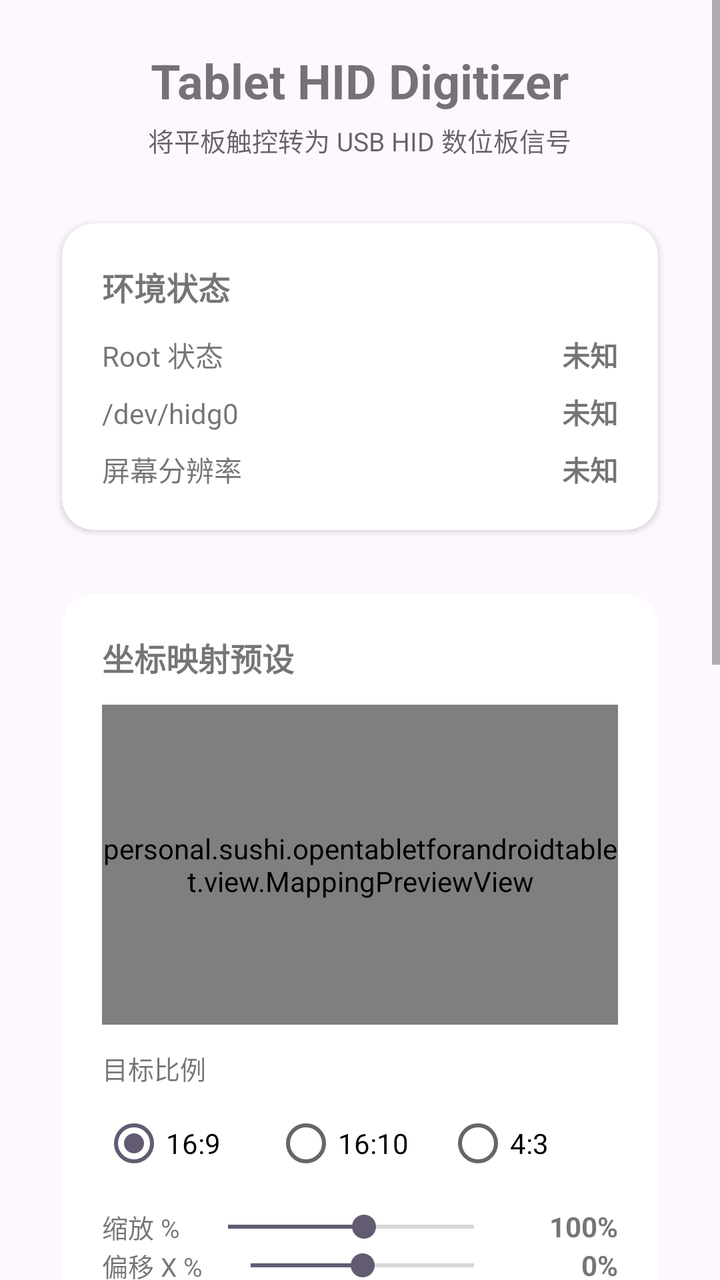
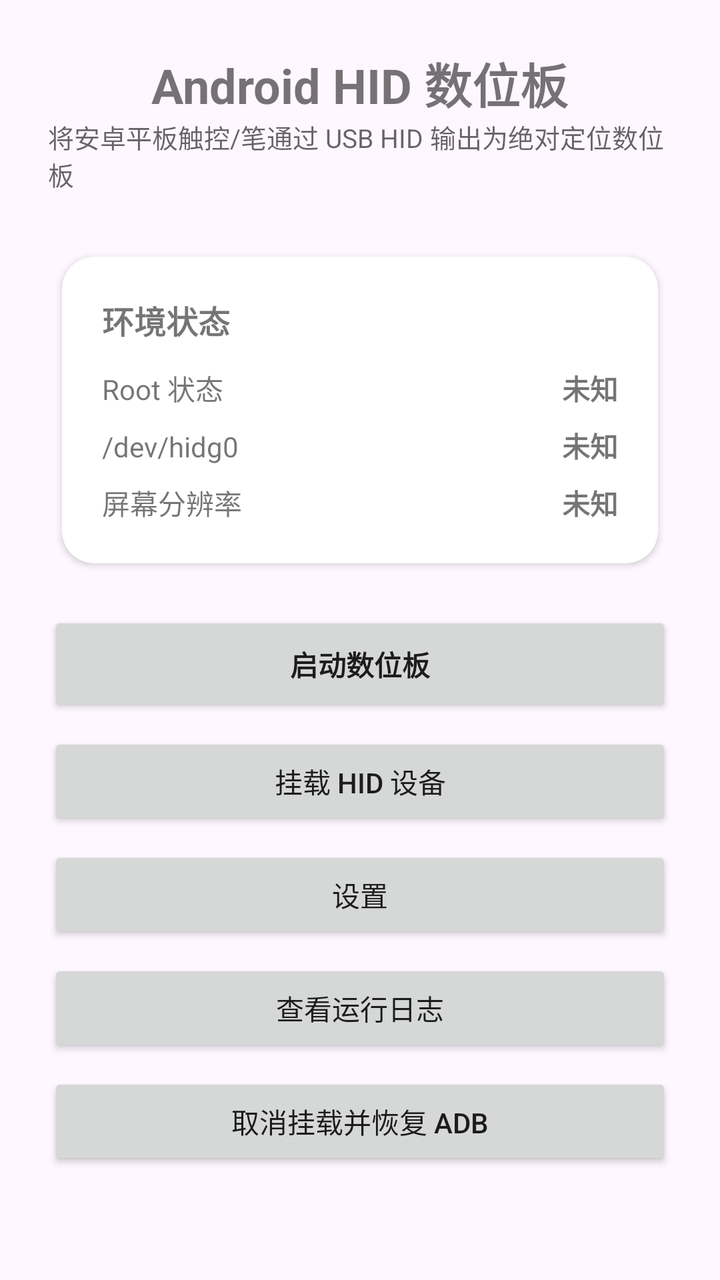

Two renders of the same Android screen: before a commit and after it. Below are the layout's source before the change and the commit's diff.
<!-- AndroidManifest.xml: application theme Theme.OpenTabletForAndroidTablet -->
<!-- res/layout/activity_main.xml -->
<?xml version="1.0" encoding="utf-8"?>
<ScrollView xmlns:android="http://schemas.android.com/apk/res/android"
    xmlns:app="http://schemas.android.com/apk/res-auto"
    xmlns:tools="http://schemas.android.com/tools"
    android:layout_width="match_parent"
    android:layout_height="match_parent"
    android:fillViewport="true"
    tools:context=".MainActivity">

    <LinearLayout
        android:layout_width="match_parent"
        android:layout_height="wrap_content"
        android:orientation="vertical"
        android:padding="24dp">

        
        <TextView
            android:layout_width="wrap_content"
            android:layout_height="wrap_content"
            android:layout_gravity="center_horizontal"
            android:layout_marginBottom="4dp"
            android:text="@string/title_main"
            android:textSize="24sp"
            android:textStyle="bold" />

        <TextView
            android:layout_width="wrap_content"
            android:layout_height="wrap_content"
            android:layout_gravity="center_horizontal"
            android:layout_marginBottom="24dp"
            android:text="@string/subtitle_main"
            android:textSize="13sp"
            android:textColor="?android:attr/textColorSecondary" />

        
        <androidx.cardview.widget.CardView
            android:layout_width="match_parent"
            android:layout_height="wrap_content"
            android:layout_marginBottom="16dp"
            app:cardCornerRadius="16dp"
            app:cardElevation="2dp"
            app:cardUseCompatPadding="true">

            <LinearLayout
                android:layout_width="match_parent"
                android:layout_height="wrap_content"
                android:orientation="vertical"
                android:padding="20dp">

                <TextView
                    android:layout_width="wrap_content"
                    android:layout_height="wrap_content"
                    android:text="@string/section_status"
                    android:textStyle="bold"
                    android:textSize="16sp"
                    android:layout_marginBottom="12dp" />

                <LinearLayout
                    android:layout_width="match_parent"
                    android:layout_height="wrap_content"
                    android:orientation="horizontal"
                    android:layout_marginBottom="8dp">
                    <TextView
                        android:layout_width="0dp"
                        android:layout_height="wrap_content"
                        android:layout_weight="1"
                        android:text="@string/label_root" />
                    <TextView
                        android:id="@+id/textRootStatus"
                        android:layout_width="wrap_content"
                        android:layout_height="wrap_content"
                        android:text="@string/status_unknown"
                        android:textStyle="bold" />
                </LinearLayout>

                <LinearLayout
                    android:layout_width="match_parent"
                    android:layout_height="wrap_content"
                    android:orientation="horizontal"
                    android:layout_marginBottom="8dp">
                    <TextView
                        android:layout_width="0dp"
                        android:layout_height="wrap_content"
                        android:layout_weight="1"
                        android:text="@string/label_hidg" />
                    <TextView
                        android:id="@+id/textHidgStatus"
                        android:layout_width="wrap_content"
                        android:layout_height="wrap_content"
                        android:text="@string/status_unknown"
                        android:textStyle="bold" />
                </LinearLayout>

                <LinearLayout
                    android:layout_width="match_parent"
                    android:layout_height="wrap_content"
                    android:orientation="horizontal">
                    <TextView
                        android:layout_width="0dp"
                        android:layout_height="wrap_content"
                        android:layout_weight="1"
                        android:text="@string/label_screen" />
                    <TextView
                        android:id="@+id/textScreenSize"
                        android:layout_width="wrap_content"
                        android:layout_height="wrap_content"
                        android:text="@string/status_unknown"
                        android:textStyle="bold" />
                </LinearLayout>
            </LinearLayout>
        </androidx.cardview.widget.CardView>

        
        <androidx.cardview.widget.CardView
            android:layout_width="match_parent"
            android:layout_height="wrap_content"
            android:layout_marginBottom="16dp"
            app:cardCornerRadius="16dp"
            app:cardElevation="2dp"
            app:cardUseCompatPadding="true">

            <LinearLayout
                android:layout_width="match_parent"
                android:layout_height="wrap_content"
                android:orientation="vertical"
                android:padding="20dp">

                <TextView
                    android:layout_width="wrap_content"
                    android:layout_height="wrap_content"
                    android:text="@string/section_mapping"
                    android:textStyle="bold"
                    android:textSize="16sp"
                    android:layout_marginBottom="12dp" />

                
                <personal.sushi.opentabletforandroidtablet.view.MappingPreviewView
                    android:id="@+id/mappingPreview"
                    android:layout_width="match_parent"
                    android:layout_height="160dp"
                    android:layout_marginBottom="12dp" />

                
                <TextView
                    android:layout_width="wrap_content"
                    android:layout_height="wrap_content"
                    android:text="@string/label_aspect"
                    android:textSize="13sp"
                    android:layout_marginBottom="4dp" />

                <RadioGroup
                    android:id="@+id/groupAspect"
                    android:layout_width="match_parent"
                    android:layout_height="wrap_content"
                    android:orientation="horizontal"
                    android:layout_marginBottom="8dp">

                    <RadioButton
                        android:id="@+id/radioAspect169"
                        android:layout_width="0dp"
                        android:layout_height="wrap_content"
                        android:layout_weight="1"
                        android:text="16:9"
                        android:checked="true" />

                    <RadioButton
                        android:id="@+id/radioAspect1610"
                        android:layout_width="0dp"
                        android:layout_height="wrap_content"
                        android:layout_weight="1"
                        android:text="16:10" />

                    <RadioButton
                        android:id="@+id/radioAspect43"
                        android:layout_width="0dp"
                        android:layout_height="wrap_content"
                        android:layout_weight="1"
                        android:text="4:3" />
                </RadioGroup>

                
                <LinearLayout
                    android:layout_width="match_parent"
                    android:layout_height="wrap_content"
                    android:orientation="horizontal"
                    android:gravity="center_vertical">
                    <TextView
                        android:layout_width="wrap_content"
                        android:layout_height="wrap_content"
                        android:text="@string/label_scale"
                        android:textSize="13sp" />
                    <SeekBar
                        android:id="@+id/seekScale"
                        android:layout_width="0dp"
                        android:layout_height="wrap_content"
                        android:layout_weight="1"
                        android:layout_marginStart="8dp"
                        android:layout_marginEnd="8dp"
                        android:max="145"
                        android:progress="80" />
                    <TextView
                        android:id="@+id/textScaleValue"
                        android:layout_width="48dp"
                        android:layout_height="wrap_content"
                        android:gravity="end"
                        android:text="100%"
                        android:textStyle="bold" />
                </LinearLayout>

                
                <LinearLayout
                    android:layout_width="match_parent"
                    android:layout_height="wrap_content"
                    android:orientation="horizontal"
                    android:gravity="center_vertical">
                    <TextView
                        android:layout_width="wrap_content"
                        android:layout_height="wrap_content"
                        android:text="@string/label_offset_x"
                        android:textSize="13sp" />
                    <SeekBar
                        android:id="@+id/seekOffsetX"
                        android:layout_width="0dp"
                        android:layout_height="wrap_content"
                        android:layout_weight="1"
                        android:layout_marginStart="8dp"
                        android:layout_marginEnd="8dp"
                        android:max="100"
                        android:progress="50" />
                    <TextView
                        android:id="@+id/textOffsetXValue"
                        android:layout_width="48dp"
                        android:layout_height="wrap_content"
                        android:gravity="end"
                        android:text="0%"
                        android:textStyle="bold" />
                </LinearLayout>

                
                <LinearLayout
                    android:layout_width="match_parent"
                    android:layout_height="wrap_content"
                    android:orientation="horizontal"
                    android:gravity="center_vertical"
                    android:layout_marginBottom="8dp">
                    <TextView
                        android:layout_width="wrap_content"
                        android:layout_height="wrap_content"
                        android:text="@string/label_offset_y"
                        android:textSize="13sp" />
                    <SeekBar
                        android:id="@+id/seekOffsetY"
                        android:layout_width="0dp"
                        android:layout_height="wrap_content"
                        android:layout_weight="1"
                        android:layout_marginStart="8dp"
                        android:layout_marginEnd="8dp"
                        android:max="100"
                        android:progress="50" />
                    <TextView
                        android:id="@+id/textOffsetYValue"
                        android:layout_width="48dp"
                        android:layout_height="wrap_content"
                        android:gravity="end"
                        android:text="0%"
                        android:textStyle="bold" />
                </LinearLayout>

                
                <TextView
                    android:layout_width="wrap_content"
                    android:layout_height="wrap_content"
                    android:text="@string/label_presets"
                    android:textSize="13sp"
                    android:layout_marginBottom="4dp" />

                <HorizontalScrollView
                    android:layout_width="match_parent"
                    android:layout_height="wrap_content"
                    android:scrollbars="none"
                    android:layout_marginBottom="8dp">

                    <LinearLayout
                        android:id="@+id/presetChipContainer"
                        android:layout_width="wrap_content"
                        android:layout_height="wrap_content"
                        android:orientation="horizontal" />
                </HorizontalScrollView>

                
                <LinearLayout
                    android:layout_width="match_parent"
                    android:layout_height="wrap_content"
                    android:orientation="horizontal"
                    android:layout_marginBottom="8dp">

                    <EditText
                        android:id="@+id/editPresetName"
                        android:layout_width="0dp"
                        android:layout_height="wrap_content"
                        android:layout_weight="1"
                        android:layout_marginEnd="8dp"
                        android:hint="@string/hint_preset_name"
                        android:inputType="text"
                        android:maxLines="1" />

                    <Button
                        android:id="@+id/btnSavePreset"
                        android:layout_width="wrap_content"
                        android:layout_height="wrap_content"
                        android:text="@string/btn_save_preset" />
                </LinearLayout>

                <Button
                    android:id="@+id/btnDeletePreset"
                    android:layout_width="match_parent"
                    android:layout_height="wrap_content"
                    android:text="@string/btn_delete_preset" />

                <TextView
                    android:layout_width="wrap_content"
                    android:layout_height="wrap_content"
                    android:layout_marginTop="8dp"
                    android:text="@string/hint_mapping_help"
                    android:textSize="12sp"
                    android:textColor="?android:attr/textColorSecondary" />
            </LinearLayout>
        </androidx.cardview.widget.CardView>

        
        <Button
            android:id="@+id/btnSetup"
            android:layout_width="match_parent"
            android:layout_height="wrap_content"
            android:layout_marginBottom="8dp"
            android:text="@string/btn_setup"
            android:padding="14dp" />

        <Button
            android:id="@+id/btnStart"
            android:layout_width="match_parent"
            android:layout_height="wrap_content"
            android:layout_marginBottom="8dp"
            android:text="@string/btn_start"
            android:padding="14dp" />

        <Button
            android:id="@+id/btnExportOtd"
            android:layout_width="match_parent"
            android:layout_height="wrap_content"
            android:layout_marginBottom="8dp"
            android:text="@string/btn_export_otd"
            android:padding="14dp" />

        <Button
            android:id="@+id/btnViewLog"
            android:layout_width="match_parent"
            android:layout_height="wrap_content"
            android:layout_marginBottom="8dp"
            android:text="@string/btn_view_log"
            android:padding="14dp" />

        <Button
            android:id="@+id/btnTeardown"
            android:layout_width="match_parent"
            android:layout_height="wrap_content"
            android:layout_marginBottom="24dp"
            android:text="@string/btn_teardown"
            android:padding="14dp" />

    </LinearLayout>
</ScrollView>
<!-- resources referenced by this layout -->
<resources>
  <string name="btn_delete_preset">删除所选</string>
  <string name="btn_export_otd">导出 OTD 配置文件</string>
  <string name="btn_save_preset">保存预设</string>
  <string name="btn_setup">挂载 HID 设备</string>
  <string name="btn_start">启动数位板</string>
  <string name="btn_teardown">取消挂载并恢复 ADB</string>
  <string name="btn_view_log">查看运行日志</string>
  <string name="hint_mapping_help">比例区域在右侧触控 View 内尽可能撑满；缩放与偏移按 View 宽高百分比调整。区域内触控映射到 0–32767。</string>
  <string name="hint_preset_name">预设名称</string>
  <string name="label_aspect">目标比例</string>
  <string name="label_hidg">/dev/hidg0</string>
  <string name="label_offset_x">偏移 X %</string>
  <string name="label_offset_y">偏移 Y %</string>
  <string name="label_presets">已保存预设</string>
  <string name="label_root">Root 状态</string>
  <string name="label_scale">缩放 %</string>
  <string name="label_screen">屏幕分辨率</string>
  <string name="section_mapping">坐标映射预设</string>
  <string name="section_status">环境状态</string>
  <string name="status_unknown">未知</string>
  <string name="subtitle_main">将平板触控转为 USB HID 数位板信号</string>
  <string name="title_main">Tablet HID Digitizer</string>
  <style name="Theme.OpenTabletForAndroidTablet" parent="Theme.MaterialComponents.DayNight.DarkActionBar">
          <item name="colorPrimary">@color/m3_primary</item>
          <item name="colorOnPrimary">@color/m3_on_primary</item>
          <item name="colorPrimaryContainer">@color/m3_primary_container</item>
          <item name="colorOnPrimaryContainer">@color/m3_on_primary_container</item>
          <item name="colorSecondary">@color/m3_secondary</item>
          <item name="colorOnSecondary">@color/m3_on_secondary</item>
          <item name="colorSecondaryContainer">@color/m3_secondary_container</item>
          <item name="colorOnSecondaryContainer">@color/m3_on_secondary_container</item>
          <item name="android:colorBackground">@color/m3_surface</item>
          <item name="colorOnBackground">@color/m3_on_surface</item>
          <item name="android:statusBarColor">?attr/colorPrimaryContainer</item>
          <item name="textInputStyle">@style/Widget.Material3.TextInputLayout.OutlinedBox</item>
      </style>
  <color name="m3_primary">#FF6750A4</color>
  <color name="m3_on_primary">#FFFFFFFF</color>
  <color name="m3_primary_container">#FFEADDFF</color>
  <color name="m3_on_primary_container">#FF21005D</color>
  <color name="m3_secondary">#FF625B71</color>
  <color name="m3_on_secondary">#FFFFFFFF</color>
  <color name="m3_secondary_container">#FFE8DEF8</color>
  <color name="m3_on_secondary_container">#FF1D192B</color>
  <color name="m3_surface">#FFFEF7FF</color>
  <color name="m3_on_surface">#FF1D1B20</color>
</resources>

<!-- the commit's change to res/layout/activity_main.xml (unified diff, before → after) -->
@@ -13,12 +13,10 @@
         android:orientation="vertical"
         android:padding="24dp">
 
-        
         <TextView
             android:layout_width="wrap_content"
             android:layout_height="wrap_content"
             android:layout_gravity="center_horizontal"
-            android:layout_marginBottom="4dp"
             android:text="@string/title_main"
             android:textSize="24sp"
             android:textStyle="bold" />
@@ -110,224 +108,15 @@
             </LinearLayout>
         </androidx.cardview.widget.CardView>
 
-        
-        <androidx.cardview.widget.CardView
+        <Button
+            android:id="@+id/btnStart"
             android:layout_width="match_parent"
             android:layout_height="wrap_content"
-            android:layout_marginBottom="16dp"
-            app:cardCornerRadius="16dp"
-            app:cardElevation="2dp"
-            app:cardUseCompatPadding="true">
+            android:layout_marginBottom="8dp"
+            android:text="@string/btn_start"
+            android:padding="16dp"
+            android:textStyle="bold" />
 
-            <LinearLayout
-                android:layout_width="match_parent"
-                android:layout_height="wrap_content"
-                android:orientation="vertical"
-                android:padding="20dp">
-
-                <TextView
-                    android:layout_width="wrap_content"
-                    android:layout_height="wrap_content"
-                    android:text="@string/section_mapping"
-                    android:textStyle="bold"
-                    android:textSize="16sp"
-                    android:layout_marginBottom="12dp" />
-
-                
-                <personal.sushi.opentabletforandroidtablet.view.MappingPreviewView
-                    android:id="@+id/mappingPreview"
-                    android:layout_width="match_parent"
-                    android:layout_height="160dp"
-                    android:layout_marginBottom="12dp" />
-
-                
-                <TextView
-                    android:layout_width="wrap_content"
-                    android:layout_height="wrap_content"
-                    android:text="@string/label_aspect"
-                    android:textSize="13sp"
-                    android:layout_marginBottom="4dp" />
-
-                <RadioGroup
-                    android:id="@+id/groupAspect"
-                    android:layout_width="match_parent"
-                    android:layout_height="wrap_content"
-                    android:orientation="horizontal"
-                    android:layout_marginBottom="8dp">
-
-                    <RadioButton
-                        android:id="@+id/radioAspect169"
-                        android:layout_width="0dp"
-                        android:layout_height="wrap_content"
-                        android:layout_weight="1"
-                        android:text="16:9"
-                        android:checked="true" />
-
-                    <RadioButton
-                        android:id="@+id/radioAspect1610"
-                        android:layout_width="0dp"
-                        android:layout_height="wrap_content"
-                        android:layout_weight="1"
-                        android:text="16:10" />
-
-                    <RadioButton
-                        android:id="@+id/radioAspect43"
-                        android:layout_width="0dp"
-                        android:layout_height="wrap_content"
-                        android:layout_weight="1"
-                        android:text="4:3" />
-                </RadioGroup>
-
-                
-                <LinearLayout
-                    android:layout_width="match_parent"
-                    android:layout_height="wrap_content"
-                    android:orientation="horizontal"
-                    android:gravity="center_vertical">
-                    <TextView
-                        android:layout_width="wrap_content"
-                        android:layout_height="wrap_content"
-                        android:text="@string/label_scale"
-                        android:textSize="13sp" />
-                    <SeekBar
-                        android:id="@+id/seekScale"
-                        android:layout_width="0dp"
-                        android:layout_height="wrap_content"
-                        android:layout_weight="1"
-                        android:layout_marginStart="8dp"
-                        android:layout_marginEnd="8dp"
-                        android:max="145"
-                        android:progress="80" />
-                    <TextView
-                        android:id="@+id/textScaleValue"
-                        android:layout_width="48dp"
-                        android:layout_height="wrap_content"
-                        android:gravity="end"
-                        android:text="100%"
-                        android:textStyle="bold" />
-                </LinearLayout>
-
-                
-                <LinearLayout
-                    android:layout_width="match_parent"
-                    android:layout_height="wrap_content"
-                    android:orientation="horizontal"
-                    android:gravity="center_vertical">
-                    <TextView
-                        android:layout_width="wrap_content"
-                        android:layout_height="wrap_content"
-                        android:text="@string/label_offset_x"
-                        android:textSize="13sp" />
-                    <SeekBar
-                        android:id="@+id/seekOffsetX"
-                        android:layout_width="0dp"
-                        android:layout_height="wrap_content"
-                        android:layout_weight="1"
-                        android:layout_marginStart="8dp"
-                        android:layout_marginEnd="8dp"
-                        android:max="100"
-                        android:progress="50" />
-                    <TextView
-                        android:id="@+id/textOffsetXValue"
-                        android:layout_width="48dp"
-                        android:layout_height="wrap_content"
-                        android:gravity="end"
-                        android:text="0%"
-                        android:textStyle="bold" />
-                </LinearLayout>
-
-                
-                <LinearLayout
-                    android:layout_width="match_parent"
-                    android:layout_height="wrap_content"
-                    android:orientation="horizontal"
-                    android:gravity="center_vertical"
-                    android:layout_marginBottom="8dp">
-                    <TextView
-                        android:layout_width="wrap_content"
-                        android:layout_height="wrap_content"
-                        android:text="@string/label_offset_y"
-                        android:textSize="13sp" />
-                    <SeekBar
-                        android:id="@+id/seekOffsetY"
-                        android:layout_width="0dp"
-                        android:layout_height="wrap_content"
-                        android:layout_weight="1"
-                        android:layout_marginStart="8dp"
-                        android:layout_marginEnd="8dp"
-                        android:max="100"
-                        android:progress="50" />
-                    <TextView
-                        android:id="@+id/textOffsetYValue"
-                        android:layout_width="48dp"
-                        android:layout_height="wrap_content"
-                        android:gravity="end"
-                        android:text="0%"
-                        android:textStyle="bold" />
-                </LinearLayout>
-
-                
-                <TextView
-                    android:layout_width="wrap_content"
-                    android:layout_height="wrap_content"
-                    android:text="@string/label_presets"
-                    android:textSize="13sp"
-                    android:layout_marginBottom="4dp" />
-
-                <HorizontalScrollView
-                    android:layout_width="match_parent"
-                    android:layout_height="wrap_content"
-                    android:scrollbars="none"
-                    android:layout_marginBottom="8dp">
-
-                    <LinearLayout
-                        android:id="@+id/presetChipContainer"
-                        android:layout_width="wrap_content"
-                        android:layout_height="wrap_content"
-                        android:orientation="horizontal" />
-                </HorizontalScrollView>
-
-                
-                <LinearLayout
-                    android:layout_width="match_parent"
-                    android:layout_height="wrap_content"
-                    android:orientation="horizontal"
-                    android:layout_marginBottom="8dp">
-
-                    <EditText
-                        android:id="@+id/editPresetName"
-                        android:layout_width="0dp"
-                        android:layout_height="wrap_content"
-                        android:layout_weight="1"
-                        android:layout_marginEnd="8dp"
-                        android:hint="@string/hint_preset_name"
-                        android:inputType="text"
-                        android:maxLines="1" />
-
-                    <Button
-                        android:id="@+id/btnSavePreset"
-                        android:layout_width="wrap_content"
-                        android:layout_height="wrap_content"
-                        android:text="@string/btn_save_preset" />
-                </LinearLayout>
-
-                <Button
-                    android:id="@+id/btnDeletePreset"
-                    android:layout_width="match_parent"
-                    android:layout_height="wrap_content"
-                    android:text="@string/btn_delete_preset" />
-
-                <TextView
-                    android:layout_width="wrap_content"
-                    android:layout_height="wrap_content"
-                    android:layout_marginTop="8dp"
-                    android:text="@string/hint_mapping_help"
-                    android:textSize="12sp"
-                    android:textColor="?android:attr/textColorSecondary" />
-            </LinearLayout>
-        </androidx.cardview.widget.CardView>
-
-        
         <Button
             android:id="@+id/btnSetup"
             android:layout_width="match_parent"
@@ -337,19 +126,11 @@
             android:padding="14dp" />
 
         <Button
-            android:id="@+id/btnStart"
+            android:id="@+id/btnSettings"
             android:layout_width="match_parent"
             android:layout_height="wrap_content"
             android:layout_marginBottom="8dp"
-            android:text="@string/btn_start"
-            android:padding="14dp" />
-
-        <Button
-            android:id="@+id/btnExportOtd"
-            android:layout_width="match_parent"
-            android:layout_height="wrap_content"
-            android:layout_marginBottom="8dp"
-            android:text="@string/btn_export_otd"
+            android:text="@string/btn_settings"
             android:padding="14dp" />
 
         <Button
<!-- resource entries referenced after the edit -->
@@ -1,27 +1,17 @@
 <!-- resources referenced by this layout -->
 <resources>
-  <string name="btn_delete_preset">删除所选</string>
-  <string name="btn_export_otd">导出 OTD 配置文件</string>
-  <string name="btn_save_preset">保存预设</string>
+  <string name="btn_settings">设置</string>
   <string name="btn_setup">挂载 HID 设备</string>
   <string name="btn_start">启动数位板</string>
   <string name="btn_teardown">取消挂载并恢复 ADB</string>
   <string name="btn_view_log">查看运行日志</string>
-  <string name="hint_mapping_help">比例区域在右侧触控 View 内尽可能撑满；缩放与偏移按 View 宽高百分比调整。区域内触控映射到 0–32767。</string>
-  <string name="hint_preset_name">预设名称</string>
-  <string name="label_aspect">目标比例</string>
   <string name="label_hidg">/dev/hidg0</string>
-  <string name="label_offset_x">偏移 X %</string>
-  <string name="label_offset_y">偏移 Y %</string>
-  <string name="label_presets">已保存预设</string>
   <string name="label_root">Root 状态</string>
-  <string name="label_scale">缩放 %</string>
   <string name="label_screen">屏幕分辨率</string>
-  <string name="section_mapping">坐标映射预设</string>
   <string name="section_status">环境状态</string>
   <string name="status_unknown">未知</string>
-  <string name="subtitle_main">将平板触控转为 USB HID 数位板信号</string>
-  <string name="title_main">Tablet HID Digitizer</string>
+  <string name="subtitle_main">将安卓平板触控/笔通过 USB HID 输出为绝对定位数位板</string>
+  <string name="title_main">Android HID 数位板</string>
   <style name="Theme.OpenTabletForAndroidTablet" parent="Theme.MaterialComponents.DayNight.DarkActionBar">
           <item name="colorPrimary">@color/m3_primary</item>
           <item name="colorOnPrimary">@color/m3_on_primary</item>
